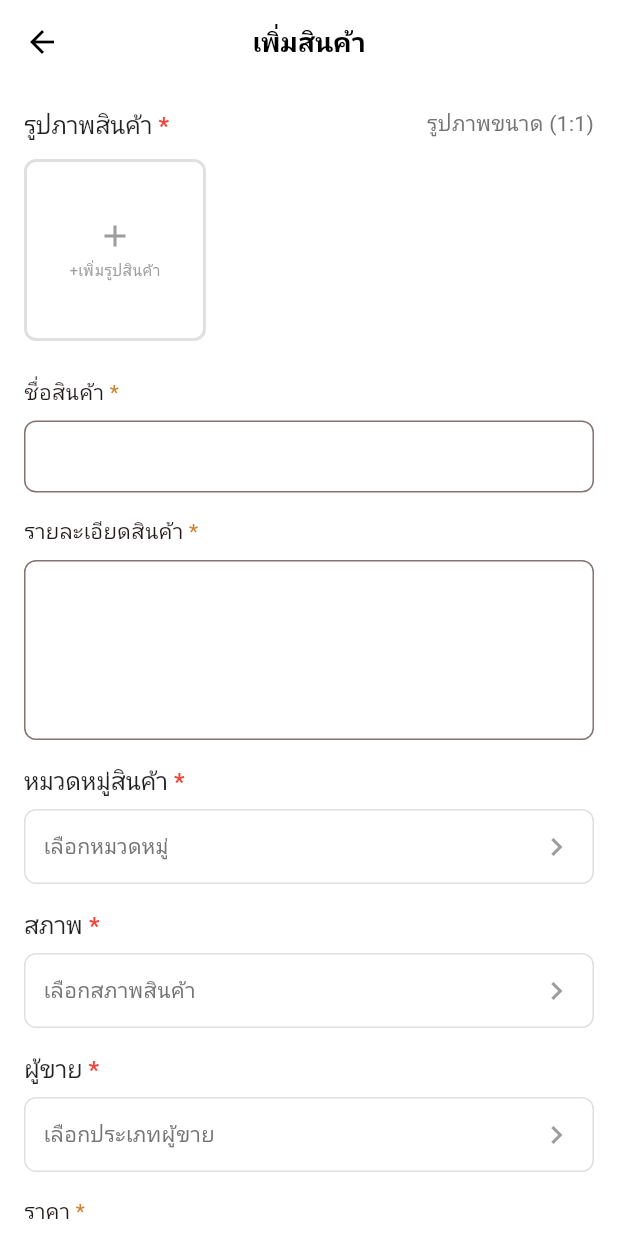
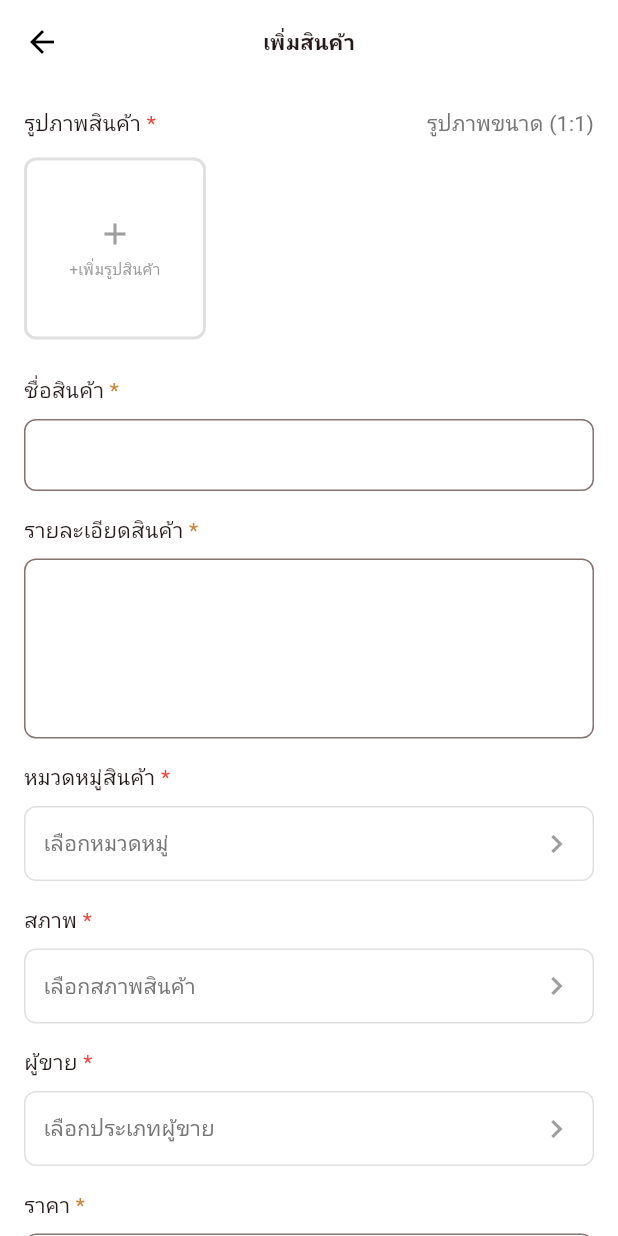
Before and after one commit to ARTTTT-TTTT/local-community-marketplace, a Flutter app: the _AddItemScreenContent screen opened directly, on a phone screen of 412 x 824 dp. Run offline on Flutter 3.47's test engine with Material 3 defaults, Android fonts, the phone set to English and light mode, and no system bars; our stand-ins replace firebase_auth, firebase_core, flutter_dotenv, image_picker; accounts and stored records are empty; project files that could hold a hidden picture were left out.

Commit message:
fix: update text styles in Add Item screen for consistency with theme

```diff
--- a/mobile/lib/screens/add_item_screen.dart
+++ b/mobile/lib/screens/add_item_screen.dart
@@ -93,12 +93,10 @@ class _AddItemScreenContentState extends State<_AddItemScreenContent> {
               icon: const Icon(Icons.arrow_back, color: Colors.black),
               onPressed: () => Navigator.pop(context),
             ),
-            title: const Text(
+            title: Text(
               'เพิ่มสินค้า',
-              style: TextStyle(
-                color: Colors.black,
-                fontSize: 18,
-                fontWeight: FontWeight.bold,
+              style: Theme.of(context).textTheme.bodyMedium!.merge(
+                const TextStyle(fontWeight: FontWeight.bold),
               ),
             ),
             centerTitle: true,
@@ -235,13 +233,9 @@ class _AddItemScreenContentState extends State<_AddItemScreenContent> {
           mainAxisAlignment: MainAxisAlignment.spaceBetween,
           children: [
             RichText(
-              text: const TextSpan(
+              text: TextSpan(
                 text: 'รูปภาพสินค้า',
-                style: TextStyle(
-                  color: Colors.black87,
-                  fontSize: 16,
-                  fontWeight: FontWeight.w500,
-                ),
+                style: Theme.of(context).textTheme.bodyMedium,
                 children: [
                   TextSpan(
                     text: ' *',
@@ -409,14 +403,10 @@ class _AddItemScreenContentState extends State<_AddItemScreenContent> {
       crossAxisAlignment: CrossAxisAlignment.start,
       children: [
         RichText(
-          text: const TextSpan(
+          text: TextSpan(
             text: 'หมวดหมู่สินค้า',
-            style: TextStyle(
-              color: Colors.black87,
-              fontSize: 16,
-              fontWeight: FontWeight.w500,
-            ),
-            children: [
+            style: Theme.of(context).textTheme.bodyMedium,
+            children: const [
               TextSpan(
                 text: ' *',
                 style: TextStyle(color: Colors.red),
@@ -463,13 +453,9 @@ class _AddItemScreenContentState extends State<_AddItemScreenContent> {
       crossAxisAlignment: CrossAxisAlignment.start,
       children: [
         RichText(
-          text: const TextSpan(
+          text: TextSpan(
             text: 'สภาพ',
-            style: TextStyle(
-              color: Colors.black87,
-              fontSize: 16,
-              fontWeight: FontWeight.w500,
-            ),
+            style: Theme.of(context).textTheme.bodyMedium,
             children: [
               TextSpan(
                 text: ' *',
@@ -514,13 +500,9 @@ class _AddItemScreenContentState extends State<_AddItemScreenContent> {
       crossAxisAlignment: CrossAxisAlignment.start,
       children: [
         RichText(
-          text: const TextSpan(
+          text: TextSpan(
             text: 'ผู้ขาย',
-            style: TextStyle(
-              color: Colors.black87,
-              fontSize: 16,
-              fontWeight: FontWeight.w500,
-            ),
+            style: Theme.of(context).textTheme.bodyMedium,
             children: [
               TextSpan(
                 text: ' *',
```
